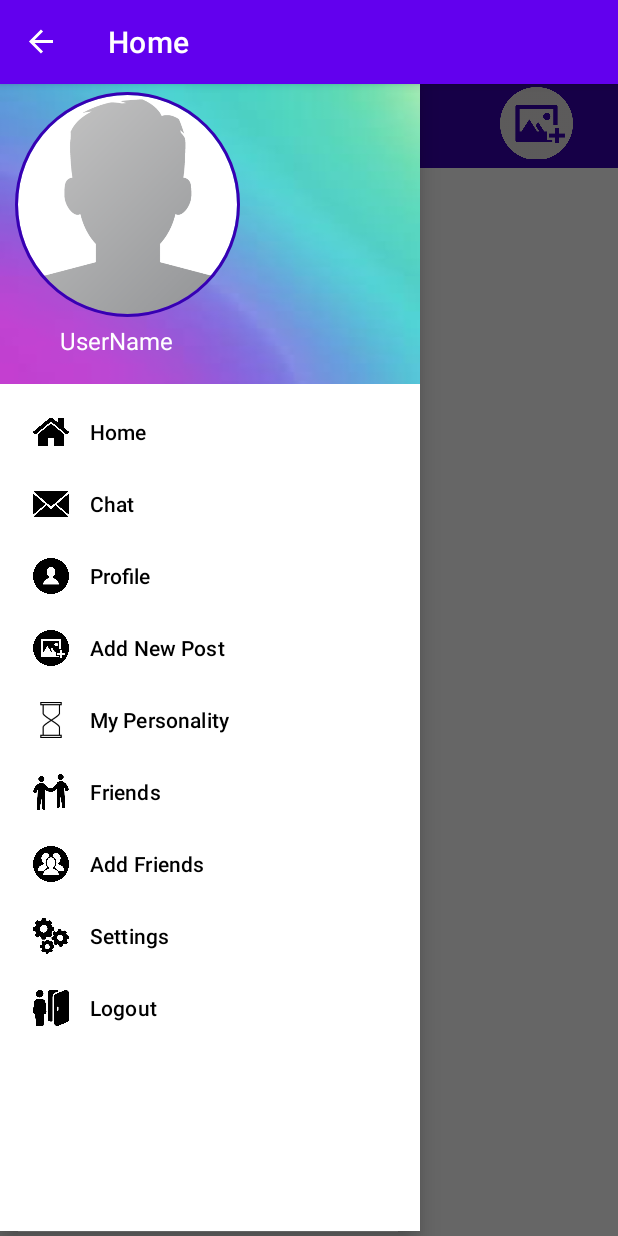
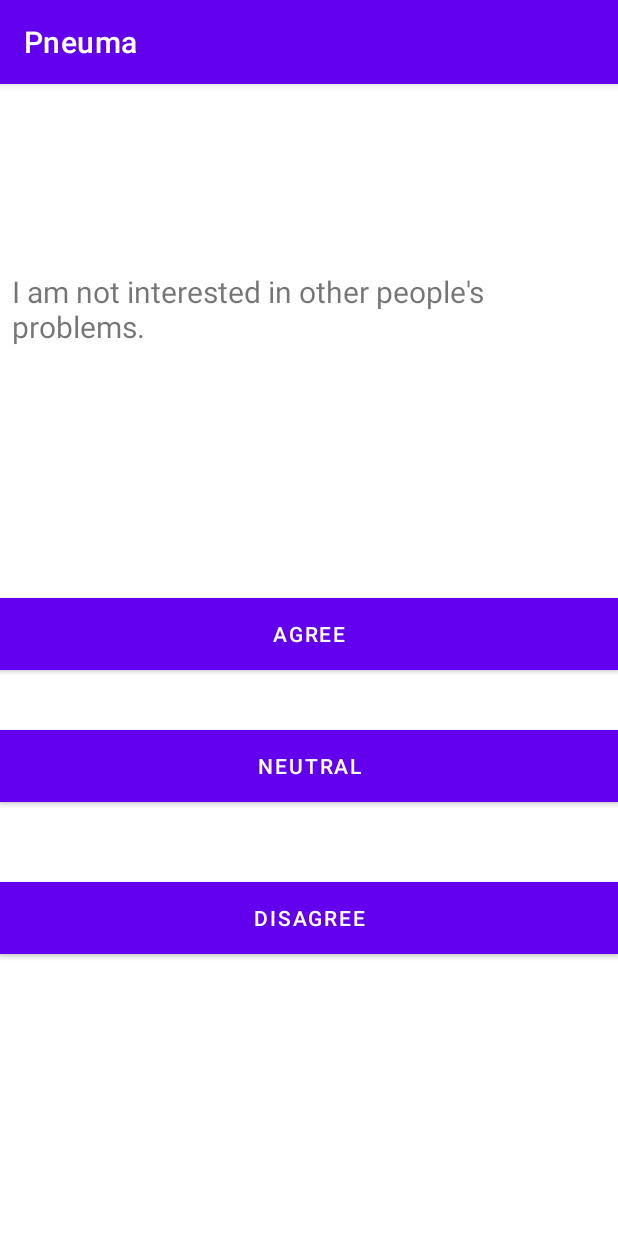
Before and after one commit to MohammedAlwaeli/Pneuma, an Android app: the screen it shows after launch once a user with an empty profile is signed in (MainActivity before the commit, QuestionActivity after it), after a tap on "My Personality", on a phone screen of 412 x 824 dp. Run offline under Robolectric (Android 15) with nearby library versions, the phone set to English and light mode, and no system bars; our stand-ins replace CircleImageView, Firebase (no records; nobody signed in at launch, a user with empty details on screens opened directly); pictures from the network do not load; 3 other taps on this screen came first.

Commit message:
question page implemented with questions

```diff
--- a/app/src/main/AndroidManifest.xml
+++ b/app/src/main/AndroidManifest.xml
@@ -13,7 +13,8 @@
         android:roundIcon="@mipmap/ic_launcher_round"
         android:supportsRtl="true"
         android:theme="@style/Theme.Pneuma">
-        <activity android:name=".SettingsActivity"></activity>
+        <activity android:name=".QuestionActivity"></activity>
+        <activity android:name=".SettingsActivity" />
         <activity android:name=".PostActivity" />
         <activity android:name=".ProfileActivity" />
         <activity android:name=".SetupActivity" />
--- a/app/src/main/java/com/example/pneuma/MainActivity.java
+++ b/app/src/main/java/com/example/pneuma/MainActivity.java
@@ -176,6 +176,11 @@ public class MainActivity extends AppCompatActivity {
         Intent addNewProfileIntent  = new Intent(MainActivity.this, ProfileActivity.class);
         startActivity(addNewProfileIntent);
     }
+    private void SendUserToQuestionActivity() {
+
+        Intent addNewProfileIntent  = new Intent(MainActivity.this, QuestionActivity.class);
+        startActivity(addNewProfileIntent);
+    }
 
     //method to check the user Authentication or register in the app
     @Override
@@ -277,6 +282,7 @@ public class MainActivity extends AppCompatActivity {
 
             case R.id.nav_personality:
                 Toast.makeText(this, "Personality", Toast.LENGTH_SHORT).show();
+                SendUserToQuestionActivity();
                 break;
         }
     }
--- /dev/null
+++ b/app/src/main/java/com/example/pneuma/QuestionActivity.java
@@ -0,0 +1,84 @@
+package com.example.pneuma;
+
+import androidx.appcompat.app.AppCompatActivity;
+
+import android.os.Bundle;
+import android.view.View;
+import android.widget.Button;
+import android.widget.TextView;
+import android.widget.Toast;
+
+public class QuestionActivity extends AppCompatActivity {
+    private QuestionLibrary mQuestionLibrary = new QuestionLibrary();
+
+    private TextView mScoreView;
+    private TextView mQuestionView;
+    private Button mButtonChoice1;
+    private Button mButtonChoice2;
+    private Button mButtonChoice3;
+
+
+    private int mQuestionNumber = 0;
+
+    @Override
+    protected void onCreate(Bundle savedInstanceState) {
+        super.onCreate(savedInstanceState);
+        setContentView(R.layout.activity_question);
+        mQuestionView = (TextView)findViewById(R.id.question);
+        mButtonChoice1 = (Button)findViewById(R.id.choice1);
+        mButtonChoice2 = (Button)findViewById(R.id.choice2);
+        mButtonChoice3 = (Button)findViewById(R.id.choice3);
+        updateQuestion();
+
+        mButtonChoice1.setOnClickListener(new View.OnClickListener(){
+            @Override
+            public void onClick(View view){
+                //My logic for Button goes in here
+
+
+                    updateQuestion();
+
+
+            }
+        });
+
+        //End of Button Listener for Button1
+
+        //Start of Button Listener for Button2
+        mButtonChoice2.setOnClickListener(new View.OnClickListener(){
+            @Override
+            public void onClick(View view){
+                //My logic for Button goes in here
+
+
+                    updateQuestion();
+
+
+            }
+        });
+
+        //End of Button Listener for Button2
+
+
+        //Start of Button Listener for Button3
+        mButtonChoice3.setOnClickListener(new View.OnClickListener(){
+            @Override
+            public void onClick(View view){
+                //My logic for Button goes in here
+
+
+                    updateQuestion();
+
+            }
+        });
+    }
+
+    private void updateQuestion(){
+        mQuestionView.setText(mQuestionLibrary.getQuestion(mQuestionNumber));
+        mButtonChoice1.setText(mQuestionLibrary.getChoice1());
+        mButtonChoice2.setText(mQuestionLibrary.getChoice2());
+        mButtonChoice3.setText(mQuestionLibrary.getChoice3());
+
+        mQuestionNumber++;
+    }
+}
--- /dev/null
+++ b/app/src/main/java/com/example/pneuma/QuestionLibrary.java
@@ -0,0 +1,65 @@
+package com.example.pneuma;
+
+public class QuestionLibrary {
+    private String mQuestions [] = {
+            "I am not interested in other people's problems. ",
+            "I use others for my own ends. ",
+            "I cheat to get ahead. ",
+            "I am concerned about others. ",
+            "I believe that others have good intentions. ",
+            "I love to help others. ",
+            "I try not to think about the needy. ",
+            "I am indifferent to the feelings of others. ",
+            "I boast about my virtues. ",
+            "I obstruct others' plans. ",
+            "I yell at people. ",
+            "I love a good fight. ",
+            "I trust others. ",
+            "I feel sympathy for those who are worse off than myself. ",
+            "I distrust people. ",
+            "I think highly of myself. ",
+            "I insult people. ",
+            "I get back at others. ",
+            "I take no time for others. ",
+            "I trust what people say. ",
+            "I have a high opinion of myself. ",
+            "I sympathize with the homeless. "
+
+    };
+
+
+    private String mChoices [][] = {
+            {"Agree", "Neutral", "Disagree"},
+    };
+
+
+
+
+
+
+
+
+    public String getQuestion(int a) {
+        String question = mQuestions[a];
+        return question;
+    }
+
+
+    public String getChoice1() {
+        String choice0 = mChoices[0][0];
+        return choice0;
+    }
+
+
+    public String getChoice2() {
+        String choice1 = mChoices[0][1];
+        return choice1;
+    }
+
+    public String getChoice3() {
+        String choice2 = mChoices[0][2];
+        return choice2;
+    }
+
+
+}
--- /dev/null
+++ b/app/src/main/res/layout/activity_question.xml
@@ -0,0 +1,64 @@
+<?xml version="1.0" encoding="utf-8"?>
+<androidx.constraintlayout.widget.ConstraintLayout xmlns:android="http://schemas.android.com/apk/res/android"
+    xmlns:app="http://schemas.android.com/apk/res-auto"
+    xmlns:tools="http://schemas.android.com/tools"
+    android:layout_width="match_parent"
+    android:layout_height="match_parent"
+    tools:context=".QuestionActivity">
+
+
+    <TextView
+        android:id="@+id/question"
+        android:layout_width="match_parent"
+        android:layout_height="70dp"
+        android:layout_marginBottom="156dp"
+        android:padding="8dp"
+        android:text="Question"
+        android:textSize="20sp"
+        app:layout_constraintBottom_toTopOf="@+id/choice1"
+        tools:layout_editor_absoluteX="0dp" />
+
+    <Button
+        android:id="@+id/choice1"
+        android:layout_width="match_parent"
+        android:layout_height="wrap_content"
+        android:layout_marginBottom="40dp"
+        android:background="#0091EA"
+        android:padding="8dp"
+        android:text="option1"
+        android:textColor="#fff"
+        app:layout_constraintBottom_toTopOf="@+id/choice2"
+        tools:layout_editor_absoluteX="0dp" />
+
+    <Button
+        android:id="@+id/choice2"
+        android:layout_width="match_parent"
+        android:layout_height="wrap_content"
+        android:layout_marginTop="416dp"
+        android:layout_marginBottom="40dp"
+        android:background="#0091EA"
+        android:padding="8dp"
+        android:text="option2"
+        android:textColor="#fff"
+        app:layout_constraintBottom_toTopOf="@+id/choice3"
+        app:layout_constraintTop_toTopOf="parent"
+        app:layout_constraintVertical_bias="0.535"
+        tools:layout_editor_absoluteX="16dp" />
+
+    <Button
+        android:id="@+id/choice3"
+        android:layout_width="match_parent"
+        android:layout_height="wrap_content"
+
+
+        android:layout_marginBottom="188dp"
+        android:background="#0091EA"
+        android:padding="8dp"
+        android:text="option3"
+        android:textColor="#fff"
+        app:layout_constraintBottom_toBottomOf="parent"
+        app:layout_constraintEnd_toEndOf="parent"
+        app:layout_constraintHorizontal_bias="0.0"
+        app:layout_constraintStart_toStartOf="parent" />
+
+</androidx.constraintlayout.widget.ConstraintLayout>
```
